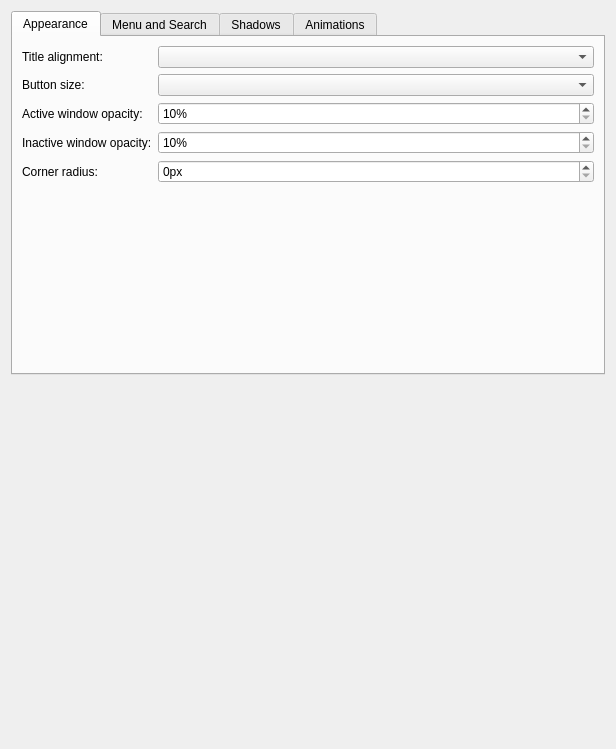
guiodic/material-decoration, file src/kcm/config.ui: the form before one commit.
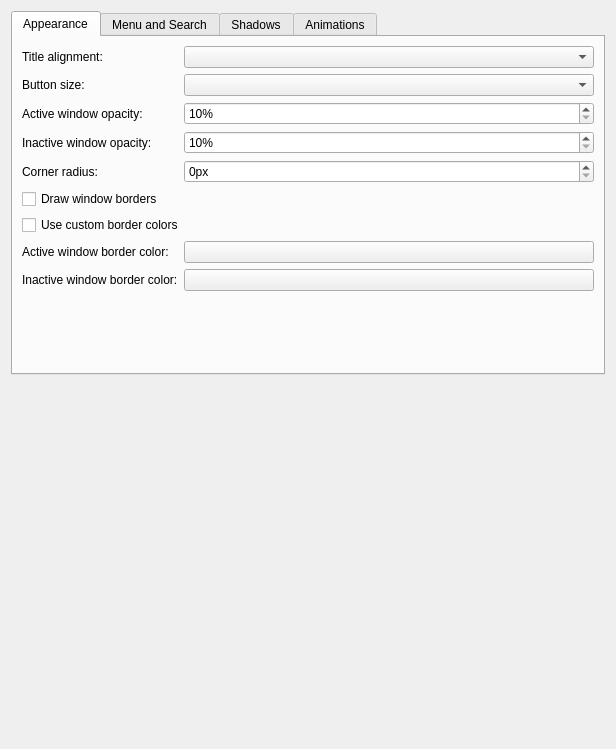
The form after the commit. Custom widgets are drawn as their Qt base class.

Commit message: borders, first try

```diff
--- a/src/kcm/config.ui
+++ b/src/kcm/config.ui
@@ -104,6 +104,40 @@
          </property>
         </widget>
        </item>
+       <item row="5" column="0" colspan="2">
+        <widget class="QCheckBox" name="kcfg_DrawBorders">
+         <property name="text">
+          <string>Draw window borders</string>
+         </property>
+        </widget>
+       </item>
+       <item row="6" column="0" colspan="2">
+        <widget class="QCheckBox" name="kcfg_UseCustomBorderColors">
+         <property name="text">
+          <string>Use custom border colors</string>
+         </property>
+        </widget>
+       </item>
+       <item row="7" column="0">
+        <widget class="QLabel" name="label_11">
+         <property name="text">
+          <string>Active window border color:</string>
+         </property>
+        </widget>
+       </item>
+       <item row="7" column="1">
+        <widget class="KColorButton" name="kcfg_ActiveBorderColor"/>
+       </item>
+       <item row="8" column="0">
+        <widget class="QLabel" name="label_12">
+         <property name="text">
+          <string>Inactive window border color:</string>
+         </property>
+        </widget>
+       </item>
+       <item row="8" column="1">
+        <widget class="KColorButton" name="kcfg_InactiveBorderColor"/>
+       </item>
       </layout>
      </widget>
      <widget class="QWidget" name="menuSearchTab">
```
The commit also changes 3 other files.
